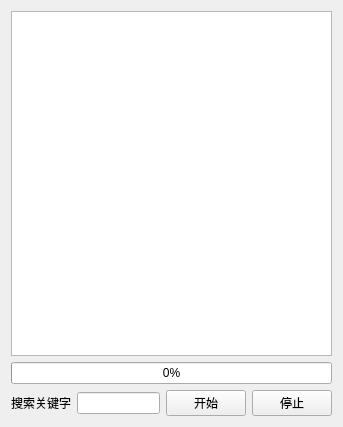
Above: mainwidget.ui from sorrowfeng/wallhaven-spider before the change. Below: the same form after it.
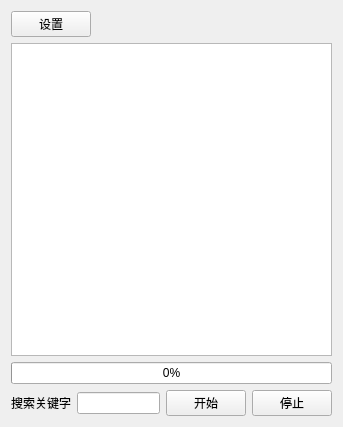
That is the form after the change.

Patch:
```diff
--- a/mainwidget.ui
+++ b/mainwidget.ui
@@ -14,10 +14,20 @@
    <string>wallhaven爬虫</string>
   </property>
   <layout class="QGridLayout" name="gridLayout">
-   <item row="0" column="0">
+   <item row="1" column="0">
     <widget class="QTextEdit" name="textEditInfo"/>
    </item>
    <item row="2" column="0">
+    <widget class="QProgressBar" name="progressBar">
+     <property name="value">
+      <number>0</number>
+     </property>
+     <property name="textVisible">
+      <bool>true</bool>
+     </property>
+    </widget>
+   </item>
+   <item row="3" column="0">
     <layout class="QHBoxLayout" name="horizontalLayout">
      <item>
       <widget class="QLabel" name="label">
@@ -37,7 +47,7 @@
       </widget>
      </item>
      <item>
-      <widget class="QPushButton" name="btnConfirm_2">
+      <widget class="QPushButton" name="btnCancel">
        <property name="text">
         <string>停止</string>
        </property>
@@ -45,15 +55,29 @@
      </item>
     </layout>
    </item>
-   <item row="1" column="0">
-    <widget class="QProgressBar" name="progressBar">
-     <property name="value">
-      <number>0</number>
-     </property>
-     <property name="textVisible">
-      <bool>true</bool>
-     </property>
-    </widget>
+   <item row="0" column="0">
+    <layout class="QHBoxLayout" name="horizontalLayout_2">
+     <item>
+      <widget class="QPushButton" name="btnSettings">
+       <property name="text">
+        <string>设置</string>
+       </property>
+      </widget>
+     </item>
+     <item>
+      <spacer name="horizontalSpacer">
+       <property name="orientation">
+        <enum>Qt::Horizontal</enum>
+       </property>
+       <property name="sizeHint" stdset="0">
+        <size>
+         <width>40</width>
+         <height>20</height>
+        </size>
+       </property>
+      </spacer>
+     </item>
+    </layout>
    </item>
   </layout>
  </widget>
```
